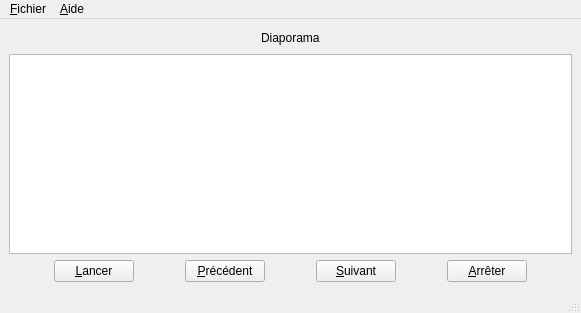
Above: v2_lecteurvue/lecteurvue/lecteurvue.ui from DEVSAEIHM/sae_developpement_application_ihm before the change. Below: the same form after it.
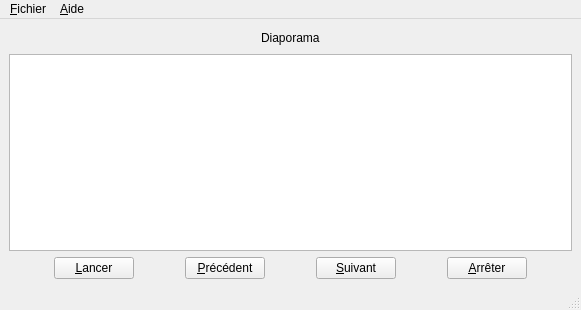
That is the form after the change.

```diff
--- a/v2_lecteurvue/lecteurvue/lecteurvue.ui
+++ b/v2_lecteurvue/lecteurvue/lecteurvue.ui
@@ -7,7 +7,7 @@
     <x>0</x>
     <y>0</y>
     <width>581</width>
-    <height>313</height>
+    <height>310</height>
    </rect>
   </property>
   <property name="windowTitle">
```
